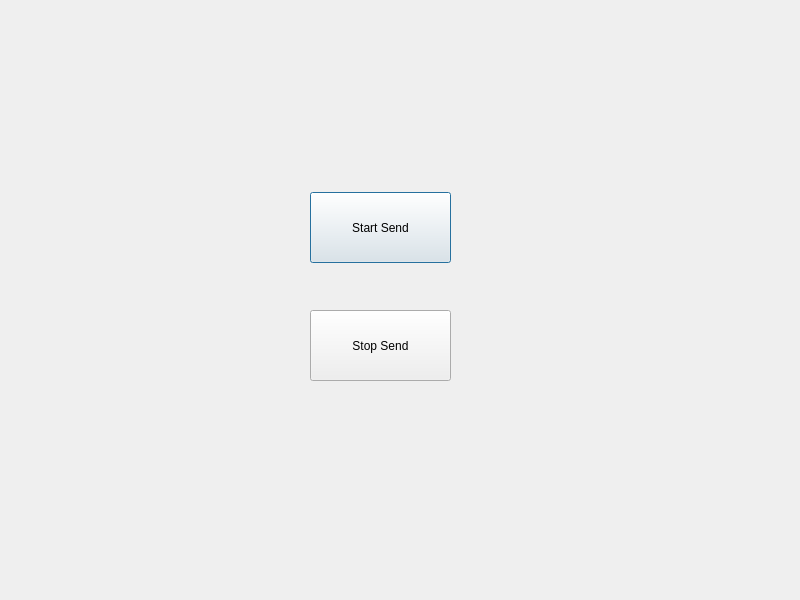
This is test_send_ui/dialog.ui in libmeta/remoteAPI as Qt 5 draws it before an edit. The edited form follows.
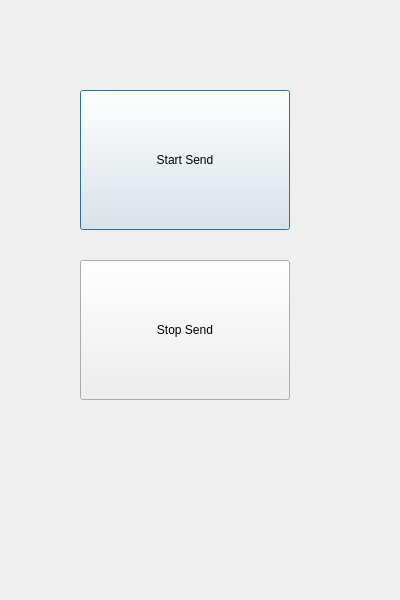
This is the edited form.

Commit message: 调整ui

The edit to the form file:
```diff
--- a/test_send_ui/dialog.ui
+++ b/test_send_ui/dialog.ui
@@ -6,7 +6,7 @@
    <rect>
     <x>0</x>
     <y>0</y>
-    <width>800</width>
+    <width>400</width>
     <height>600</height>
    </rect>
   </property>
@@ -16,10 +16,10 @@
   <widget class="QPushButton" name="btnStartSend">
    <property name="geometry">
     <rect>
-     <x>310</x>
-     <y>192</y>
-     <width>141</width>
-     <height>71</height>
+     <x>80</x>
+     <y>90</y>
+     <width>210</width>
+     <height>140</height>
     </rect>
    </property>
    <property name="text">
@@ -29,10 +29,10 @@
   <widget class="QPushButton" name="btnStopSend">
    <property name="geometry">
     <rect>
-     <x>310</x>
-     <y>310</y>
-     <width>141</width>
-     <height>71</height>
+     <x>80</x>
+     <y>260</y>
+     <width>210</width>
+     <height>140</height>
     </rect>
    </property>
    <property name="text">
```
The commit also changes 1 other file.
